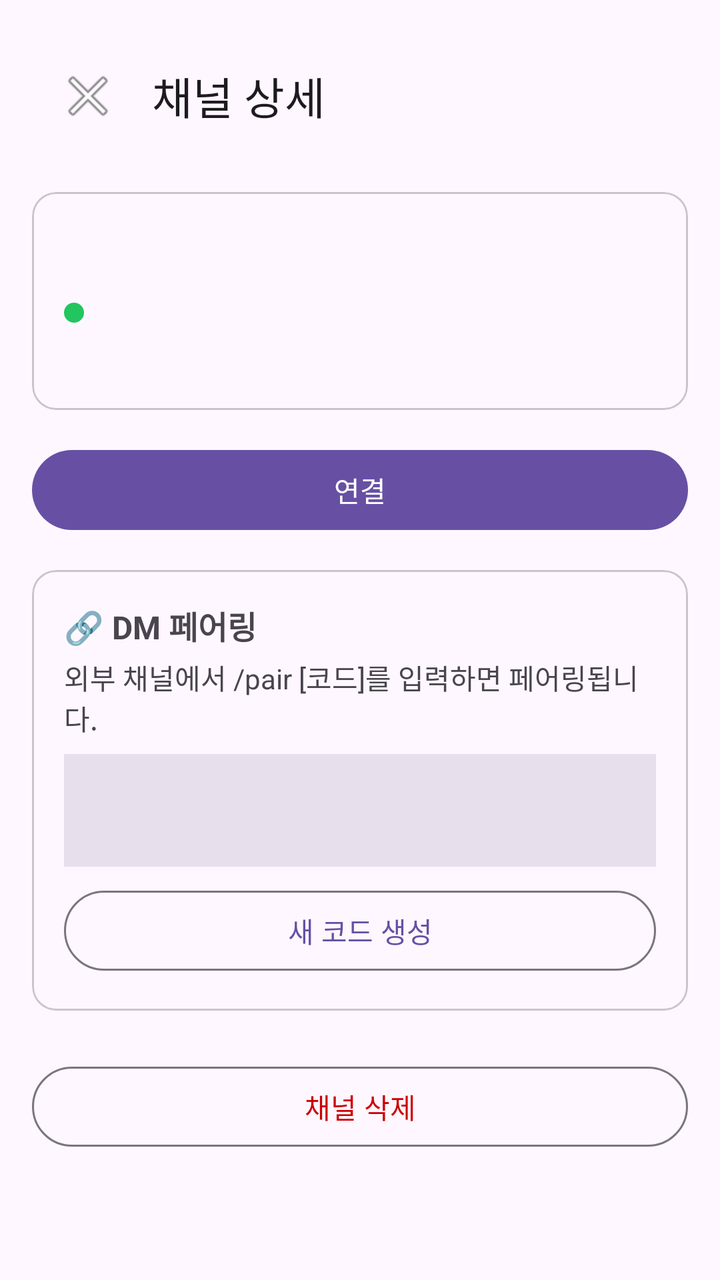
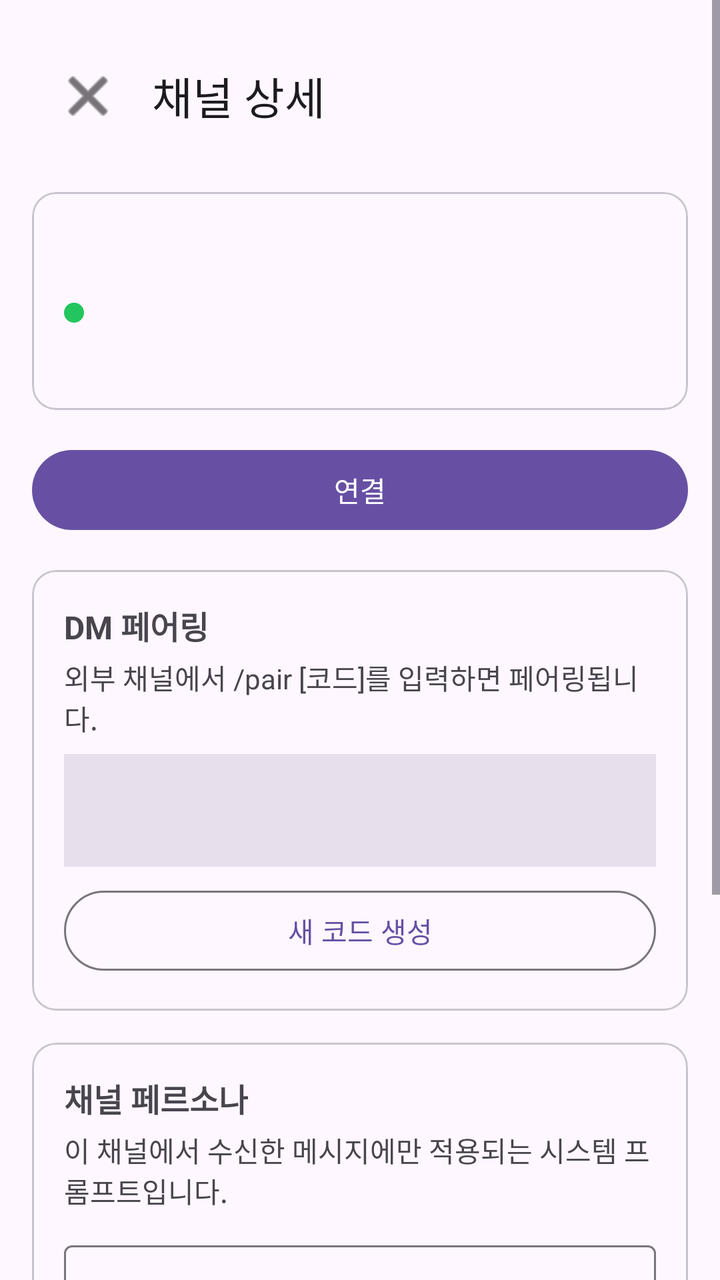

An Android layout rendered at two revisions. The XML below is the earlier revision; the diff shows what the commit changed to produce the second picture.
<!-- AndroidManifest.xml: application theme Theme.ClawDroid -->
<!-- res/layout/fragment_channel_detail.xml -->
<?xml version="1.0" encoding="utf-8"?>
<ScrollView
    xmlns:android="http://schemas.android.com/apk/res/android"
    xmlns:app="http://schemas.android.com/apk/res-auto"
    android:layout_width="match_parent"
    android:layout_height="match_parent">

    <LinearLayout
        android:layout_width="match_parent"
        android:layout_height="wrap_content"
        android:orientation="vertical"
        android:padding="16dp">

        
        <com.google.android.material.appbar.MaterialToolbar
            android:id="@+id/toolbar"
            android:layout_width="match_parent"
            android:layout_height="?attr/actionBarSize"
            app:title="채널 상세"
            app:navigationIcon="@android:drawable/ic_menu_close_clear_cancel" />

        
        <com.google.android.material.card.MaterialCardView
            android:layout_width="match_parent"
            android:layout_height="wrap_content"
            android:layout_marginTop="16dp"
            app:cardCornerRadius="12dp">

            <LinearLayout
                android:layout_width="match_parent"
                android:layout_height="wrap_content"
                android:orientation="vertical"
                android:padding="16dp">

                <TextView
                    android:id="@+id/tvChannelName"
                    android:layout_width="wrap_content"
                    android:layout_height="wrap_content"
                    android:textSize="20sp"
                    android:textStyle="bold" />

                <LinearLayout
                    android:layout_width="wrap_content"
                    android:layout_height="wrap_content"
                    android:orientation="horizontal"
                    android:gravity="center_vertical"
                    android:layout_marginTop="8dp">

                    <View
                        android:id="@+id/statusDot"
                        android:layout_width="10dp"
                        android:layout_height="10dp"
                        android:background="@drawable/bg_status_dot" />

                    <TextView
                        android:id="@+id/tvStatus"
                        android:layout_width="wrap_content"
                        android:layout_height="wrap_content"
                        android:layout_marginStart="8dp"
                        android:textSize="14sp" />
                </LinearLayout>

                <TextView
                    android:id="@+id/tvChannelType"
                    android:layout_width="wrap_content"
                    android:layout_height="wrap_content"
                    android:layout_marginTop="4dp"
                    android:textColor="?attr/colorOnSurfaceVariant" />
            </LinearLayout>
        </com.google.android.material.card.MaterialCardView>

        
        <com.google.android.material.button.MaterialButton
            android:id="@+id/btnToggleConnection"
            android:layout_width="match_parent"
            android:layout_height="wrap_content"
            android:layout_marginTop="16dp"
            android:text="연결" />

        
        <com.google.android.material.card.MaterialCardView
            android:id="@+id/cardPairing"
            android:layout_width="match_parent"
            android:layout_height="wrap_content"
            android:layout_marginTop="16dp"
            app:cardCornerRadius="12dp">

            <LinearLayout
                android:layout_width="match_parent"
                android:layout_height="wrap_content"
                android:orientation="vertical"
                android:padding="16dp">

                <TextView
                    android:layout_width="wrap_content"
                    android:layout_height="wrap_content"
                    android:text="🔗 DM 페어링"
                    android:textSize="16sp"
                    android:textStyle="bold" />

                <TextView
                    android:layout_width="wrap_content"
                    android:layout_height="wrap_content"
                    android:text="외부 채널에서 /pair [코드]를 입력하면 페어링됩니다."
                    android:layout_marginTop="4dp"
                    android:textColor="?attr/colorOnSurfaceVariant" />

                <TextView
                    android:id="@+id/tvPairingCode"
                    android:layout_width="match_parent"
                    android:layout_height="wrap_content"
                    android:layout_marginTop="8dp"
                    android:textSize="24sp"
                    android:textStyle="bold"
                    android:gravity="center"
                    android:fontFamily="monospace"
                    android:padding="12dp"
                    android:background="?attr/colorSurfaceVariant" />

                <com.google.android.material.button.MaterialButton
                    android:id="@+id/btnGenerateCode"
                    style="@style/Widget.Material3.Button.OutlinedButton"
                    android:layout_width="match_parent"
                    android:layout_height="wrap_content"
                    android:layout_marginTop="8dp"
                    android:text="새 코드 생성" />
            </LinearLayout>
        </com.google.android.material.card.MaterialCardView>

        
        <com.google.android.material.button.MaterialButton
            android:id="@+id/btnDelete"
            style="@style/Widget.Material3.Button.OutlinedButton"
            android:layout_width="match_parent"
            android:layout_height="wrap_content"
            android:layout_marginTop="24dp"
            android:text="채널 삭제"
            android:textColor="@android:color/holo_red_dark" />

    </LinearLayout>
</ScrollView>
<!-- resources referenced by this layout -->
<resources>
  <style name="Theme.ClawDroid" parent="Theme.Material3.Light.NoActionBar">
          
          <item name="colorPrimary">@color/purple_primary</item>
          <item name="colorPrimaryContainer">@color/purple_primary_variant</item>
          <item name="colorOnPrimary">@color/purple_on_primary</item>
          <item name="colorOnPrimaryContainer">#E0D2FF</item>
  
          
          <item name="colorSecondary">#625B71</item>
          <item name="colorSecondaryContainer">#E8DEF9</item>
          <item name="colorOnSecondary">@color/purple_on_primary</item>
          <item name="colorOnSecondaryContainer">#686177</item>
  
          
          <item name="colorTertiary">#633B48</item>
          <item name="colorTertiaryContainer">#7D5260</item>
          <item name="colorOnTertiary">@color/purple_on_primary</item>
          <item name="colorOnTertiaryContainer">#FFCBDA</item>
  
          
          <item name="colorError">#BA1A1A</item>
          <item name="colorErrorContainer">#FFDAD6</item>
          <item name="colorOnError">@color/purple_on_primary</item>
          <item name="colorOnErrorContainer">#93000A</item>
  
          
          <item name="colorSurface">#FEF7FF</item>
          <item name="colorSurfaceVariant">#E7E0E8</item>
          <item name="colorOnSurface">#1D1B20</item>
          <item name="colorOnSurfaceVariant">#494551</item>
          <item name="android:colorBackground">@color/background</item>
          <item name="colorOnBackground">#1D1B20</item>
          <item name="colorSurfaceContainerLowest">#FFFFFF</item>
          <item name="colorSurfaceContainerLow">#F8F1F9</item>
          <item name="colorSurfaceContainer">#F2ECF4</item>
          <item name="colorSurfaceContainerHigh">#EDE6EE</item>
          <item name="colorSurfaceContainerHighest">#E7E0E8</item>
  
          
          <item name="colorOutline">#7A7582</item>
          <item name="colorOutlineVariant">#CBC4D2</item>
  
          
          <item name="colorSurfaceInverse">#322F35</item>
          <item name="colorOnSurfaceInverse">#F5EFF6</item>
          <item name="colorPrimaryInverse">#CFBCFF</item>
  
          
          <item name="android:statusBarColor">@color/background</item>
          <item name="android:navigationBarColor">#FEF7FF</item>
          <item name="android:windowLightStatusBar">true</item>
  
          
          <item name="shapeAppearanceSmallComponent">@style/Shape.ClawDroid.Small</item>
          <item name="shapeAppearanceMediumComponent">@style/Shape.ClawDroid.Medium</item>
          <item name="shapeAppearanceLargeComponent">@style/Shape.ClawDroid.Large</item>
      </style>
  <color name="purple_primary">#4F378A</color>
  <color name="purple_primary_variant">#6750A4</color>
  <color name="purple_on_primary">#FFFFFF</color>
  <color name="background">#FEF7FF</color>
  <style name="Shape.ClawDroid.Small" parent="ShapeAppearance.Material3.SmallComponent">
          <item name="cornerSize">8dp</item>
      </style>
  <style name="Shape.ClawDroid.Medium" parent="ShapeAppearance.Material3.MediumComponent">
          <item name="cornerSize">12dp</item>
      </style>
  <style name="Shape.ClawDroid.Large" parent="ShapeAppearance.Material3.LargeComponent">
          <item name="cornerSize">24dp</item>
      </style>
  <!-- unchanged entries left out for length: 1 -->
</resources>

<!-- the commit's change to res/layout/fragment_channel_detail.xml (unified diff, before → after) -->
@@ -16,8 +16,9 @@
             android:id="@+id/toolbar"
             android:layout_width="match_parent"
             android:layout_height="?attr/actionBarSize"
-            app:title="채널 상세"
-            app:navigationIcon="@android:drawable/ic_menu_close_clear_cancel" />
+            app:title="@string/channel_detail_title"
+            app:navigationIcon="@android:drawable/ic_menu_close_clear_cancel"
+            app:navigationIconTint="@color/md_on_surface" />
 
         
         <com.google.android.material.card.MaterialCardView
@@ -75,7 +76,7 @@
             android:layout_width="match_parent"
             android:layout_height="wrap_content"
             android:layout_marginTop="16dp"
-            android:text="연결" />
+            android:text="@string/channel_connect" />
 
         
         <com.google.android.material.card.MaterialCardView
@@ -94,14 +95,14 @@
                 <TextView
                     android:layout_width="wrap_content"
                     android:layout_height="wrap_content"
-                    android:text="🔗 DM 페어링"
+                    android:text="@string/channel_pairing_title"
                     android:textSize="16sp"
                     android:textStyle="bold" />
 
                 <TextView
                     android:layout_width="wrap_content"
                     android:layout_height="wrap_content"
-                    android:text="외부 채널에서 /pair [코드]를 입력하면 페어링됩니다."
+                    android:text="@string/channel_pairing_desc"
                     android:layout_marginTop="4dp"
                     android:textColor="?attr/colorOnSurfaceVariant" />
 
@@ -123,7 +124,61 @@
                     android:layout_width="match_parent"
                     android:layout_height="wrap_content"
                     android:layout_marginTop="8dp"
-                    android:text="새 코드 생성" />
+                    android:text="@string/channel_new_pairing_code" />
+            </LinearLayout>
+        </com.google.android.material.card.MaterialCardView>
+
+        
+        <com.google.android.material.card.MaterialCardView
+            android:layout_width="match_parent"
+            android:layout_height="wrap_content"
+            android:layout_marginTop="16dp"
+            app:cardCornerRadius="12dp">
+
+            <LinearLayout
+                android:layout_width="match_parent"
+                android:layout_height="wrap_content"
+                android:orientation="vertical"
+                android:padding="16dp">
+
+                <TextView
+                    android:layout_width="wrap_content"
+                    android:layout_height="wrap_content"
+                    android:text="@string/channel_persona_title"
+                    android:textSize="16sp"
+                    android:textStyle="bold" />
+
+                <TextView
+                    android:layout_width="match_parent"
+                    android:layout_height="wrap_content"
+                    android:layout_marginTop="4dp"
+                    android:text="@string/channel_persona_desc"
+                    android:textColor="?attr/colorOnSurfaceVariant" />
+
+                <com.google.android.material.textfield.TextInputLayout
+                    android:layout_width="match_parent"
+                    android:layout_height="wrap_content"
+                    android:layout_marginTop="12dp"
+                    android:hint="@string/system_prompt_hint"
+                    app:counterEnabled="true"
+                    app:counterMaxLength="2000">
+
+                    <com.google.android.material.textfield.TextInputEditText
+                        android:id="@+id/etChannelSystemPrompt"
+                        android:layout_width="match_parent"
+                        android:layout_height="wrap_content"
+                        android:gravity="top"
+                        android:inputType="textMultiLine"
+                        android:maxLength="2000"
+                        android:minLines="4" />
+                </com.google.android.material.textfield.TextInputLayout>
+
+                <com.google.android.material.button.MaterialButton
+                    android:id="@+id/btnSavePersonaPrompt"
+                    android:layout_width="match_parent"
+                    android:layout_height="wrap_content"
+                    android:layout_marginTop="8dp"
+                    android:text="@string/common_save" />
             </LinearLayout>
         </com.google.android.material.card.MaterialCardView>
 
@@ -134,7 +189,7 @@
             android:layout_width="match_parent"
             android:layout_height="wrap_content"
             android:layout_marginTop="24dp"
-            android:text="채널 삭제"
+            android:text="@string/channel_delete"
             android:textColor="@android:color/holo_red_dark" />
 
     </LinearLayout>
<!-- resource entries referenced after the edit -->
@@ -1,5 +1,16 @@
 <!-- resources referenced by this layout -->
 <resources>
+  <color name="md_on_surface">#1D1B20</color>
+  <string name="channel_connect">연결</string>
+  <string name="channel_delete">채널 삭제</string>
+  <string name="channel_detail_title">채널 상세</string>
+  <string name="channel_new_pairing_code">새 코드 생성</string>
+  <string name="channel_pairing_desc">외부 채널에서 /pair [코드]를 입력하면 페어링됩니다.</string>
+  <string name="channel_pairing_title">DM 페어링</string>
+  <string name="channel_persona_desc">이 채널에서 수신한 메시지에만 적용되는 시스템 프롬프트입니다.</string>
+  <string name="channel_persona_title">채널 페르소나</string>
+  <string name="common_save">저장</string>
+  <string name="system_prompt_hint">System Prompt</string>
   <style name="Theme.ClawDroid" parent="Theme.Material3.Light.NoActionBar">
           
           <item name="colorPrimary">@color/purple_primary</item>
@@ -49,8 +60,9 @@
   
           
           <item name="android:statusBarColor">@color/background</item>
-          <item name="android:navigationBarColor">#FEF7FF</item>
+          <item name="android:navigationBarColor">@color/md_primary_container</item>
           <item name="android:windowLightStatusBar">true</item>
+          <item name="android:windowLightNavigationBar">false</item>
   
           
           <item name="shapeAppearanceSmallComponent">@style/Shape.ClawDroid.Small</item>
@@ -61,6 +73,7 @@
   <color name="purple_primary_variant">#6750A4</color>
   <color name="purple_on_primary">#FFFFFF</color>
   <color name="background">#FEF7FF</color>
+  <color name="md_primary_container">#6750A4</color>
   <style name="Shape.ClawDroid.Small" parent="ShapeAppearance.Material3.SmallComponent">
           <item name="cornerSize">8dp</item>
       </style>
